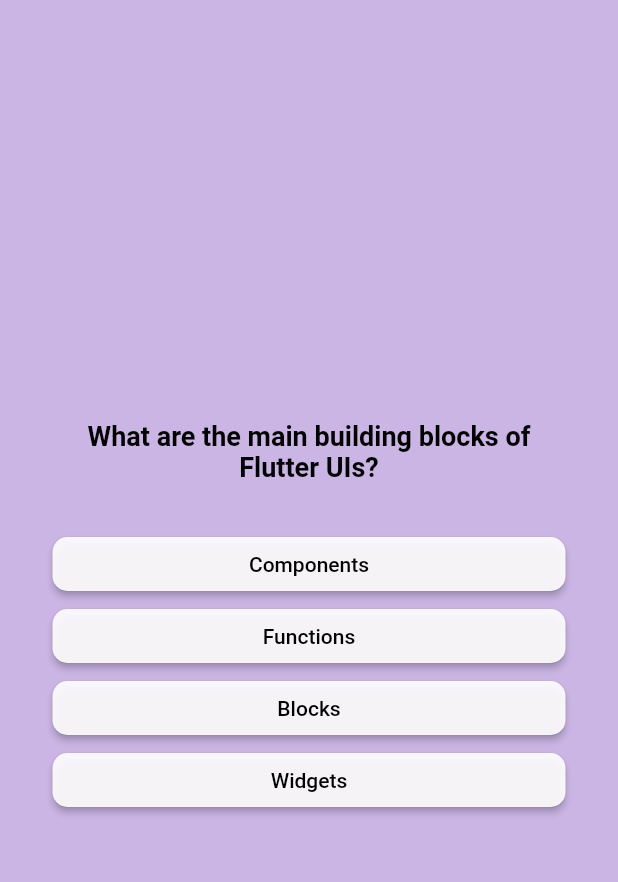
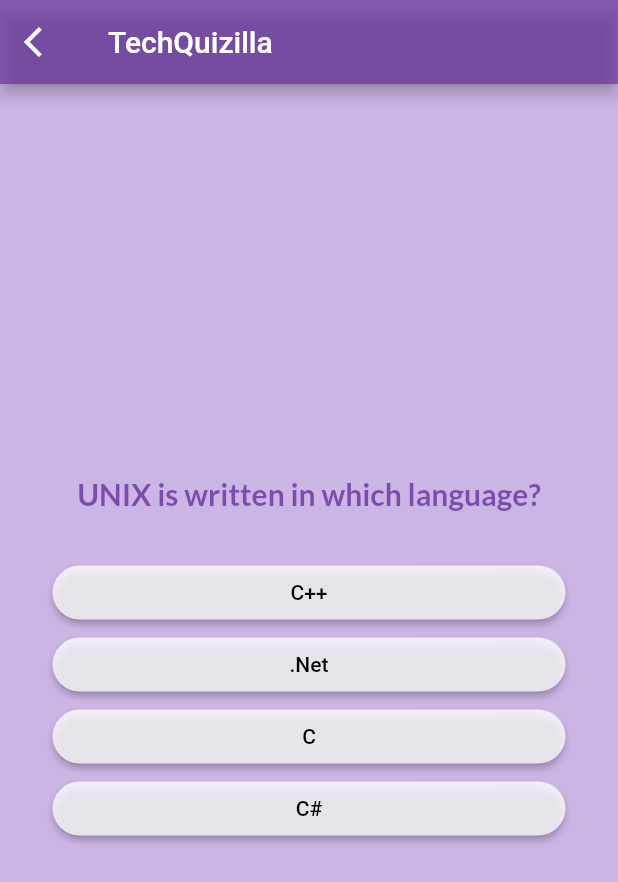
Before and after one commit to Gunjaan/Techquizilla, a Flutter app: the screen it shows after launch, after a tap on "Get Started", on a phone screen of 412 x 824 dp. Shown: the top 882 px of the screen. Run offline on Flutter 3.47's test engine with Material 2 defaults, Android fonts, the phone set to English and light mode, and no system bars; our stand-ins replace google_fonts.

Commit message:
Added google fonts

```diff
--- a/lib/data/questions.dart
+++ b/lib/data/questions.dart
@@ -2,20 +2,23 @@
 
 const questions = [
   QuizQuestion(
-    'What are the main building blocks of Flutter UIs?',
+    'UNIX is written in which language?',
     [
-      'Widgets',
-      'Components',
-      'Blocks',
-      'Functions',
+      'C#',
+      'C++',
+      'C',
+      '.Net',
     ],
   ),
-  QuizQuestion('How are Flutter UIs built?', [
-    'By combining widgets in code',
-    'By combining widgets in a visual editor',
-    'By defining widgets in config files',
-    'By using XCode for iOS and Android Studio for Android',
-  ]),
+  QuizQuestion(
+    'Identify among the following servers which allow LAN users to share data.',
+    [
+      'Communication server',
+      'Point server',
+      'File server',
+      'Data Server',
+    ],
+  ),
   QuizQuestion(
     'What\'s the purpose of a StatefulWidget?',
     [
--- a/lib/models/home_page.dart
+++ b/lib/models/home_page.dart
@@ -1,4 +1,5 @@
 import 'package:flutter/material.dart';
+import 'package:google_fonts/google_fonts.dart';
 
 class HomePage extends StatelessWidget {
   const HomePage(this.startQuiz, {super.key});
@@ -21,18 +22,23 @@
             children: [
               Image.asset('assets/images/finallogo.png',
                   color: const Color.fromARGB(209, 8, 0, 14)),
-              const SizedBox(height: 120),
-              const Text(
+              const SizedBox(height: 64),
+              Text(
                 'Test your Tech Knowledge',
-                style: TextStyle(fontSize: 20, fontWeight: FontWeight.bold),
+                style: GoogleFonts.lato(
+                  color: const Color.fromARGB(206, 7, 0, 15),
+                  fontSize: 20,
+                  fontWeight: FontWeight.bold,
+                ),
               ),
               const SizedBox(height: 6),
-              const Text(
+              Text(
                 'Just a click away.',
-                style: TextStyle(
-                    fontSize: 15,
-                    color: Color.fromARGB(143, 122, 63, 180),
-                    fontWeight: FontWeight.bold),
+                style: GoogleFonts.lato(
+                  color: const Color.fromARGB(143, 122, 63, 180),
+                  fontSize: 16,
+                  fontWeight: FontWeight.bold,
+                ),
               ),
               const SizedBox(height: 25),
               ElevatedButton(
@@ -50,19 +56,18 @@
                   ),
                 ),
                 onPressed: startQuiz,
-                child: const Row(
+                child: Row(
                   mainAxisSize: MainAxisSize.min,
                   children: [
                     Text(
                       'Get Started ',
-                      style: TextStyle(
+                      style: GoogleFonts.lato(
+                        color: Colors.white,
+                        fontSize: 16,
                         fontWeight: FontWeight.bold,
-                        color: Colors.white,
-                        fontSize: 14,
-                        fontFamily: 'CustomFont',
                       ),
                     ),
-                    Icon(
+                    const Icon(
                       Icons.arrow_forward,
                       color: Colors.white,
                     ),
--- a/lib/models/options_button.dart
+++ b/lib/models/options_button.dart
@@ -16,11 +16,11 @@
       onPressed: onTap,
       style: ElevatedButton.styleFrom(
           shape: RoundedRectangleBorder(
-            borderRadius: BorderRadius.circular(10),
+            borderRadius: BorderRadius.circular(20),
           ),
           fixedSize: const Size(280, 10),
           padding: const EdgeInsets.symmetric(horizontal: 40, vertical: 10),
-          backgroundColor: const Color.fromARGB(230, 255, 255, 255),
+          backgroundColor: const Color.fromARGB(197, 255, 255, 255),
           foregroundColor: Colors.black),
       child: Text(text),
     );
--- a/lib/models/questions_screen.dart
+++ b/lib/models/questions_screen.dart
@@ -1,6 +1,7 @@
 import 'package:flutter/material.dart';
 import 'package:quiz_app_flutter/models/options_button.dart';
 import 'package:quiz_app_flutter/data/questions.dart';
+import 'package:google_fonts/google_fonts.dart';
 
 class QuestionsScreen extends StatefulWidget {
   const QuestionsScreen({super.key});
@@ -23,14 +24,22 @@
   @override
   Widget build(BuildContext context) {
     final currentQuestion = questions[currentQuestionIndex];
-    return Center(
-      child: Container(
+    return Scaffold(
+      appBar: AppBar(
+        title: const Text("TechQuizilla"),
+        backgroundColor: const Color.fromARGB(198, 100, 46, 154),
+        automaticallyImplyLeading: false,
+        leading: IconButton(
+          onPressed: () {},
+          icon: const Icon(Icons.arrow_back_ios),
+        ),
+      ),
+      body: Container(
         padding: const EdgeInsets.symmetric(horizontal: 35, vertical: 0),
         decoration: const BoxDecoration(
-          image: DecorationImage(
-              image: AssetImage('assets/images/quesbg.jpeg'),
-              fit: BoxFit.cover),
-        ),
+            image: DecorationImage(
+                image: AssetImage('assets/images/quesbg.jpeg'),
+                fit: BoxFit.cover)),
         child: Center(
           child: Column(
             mainAxisSize: MainAxisSize.min,
@@ -39,10 +48,11 @@
               Center(
                 child: Text(
                   currentQuestion.text,
-                  style: const TextStyle(
-                      color: Color.fromARGB(255, 0, 0, 0),
-                      fontSize: 18,
-                      fontWeight: FontWeight.bold),
+                  style: GoogleFonts.lato(
+                    color: const Color.fromARGB(198, 100, 46, 154),
+                    fontSize: 20,
+                    fontWeight: FontWeight.bold,
+                  ),
                   textAlign: TextAlign.center,
                 ),
               ),
--- a/pubspec.yaml
+++ b/pubspec.yaml
@@ -34,6 +34,7 @@
   # The following adds the Cupertino Icons font to your application.
   # Use with the CupertinoIcons class for iOS style icons.
   cupertino_icons: ^1.0.2
+  google_fonts: ^5.0.0
 
 dev_dependencies:
   flutter_test:
```
Also changed, not shown: pubspec.lock, 1 other file.
